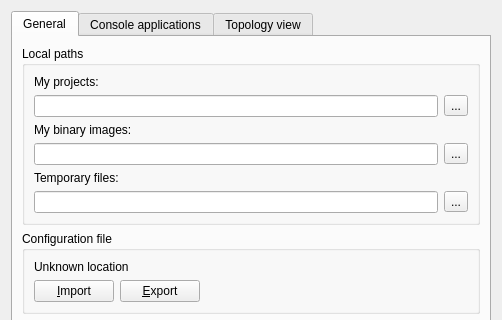
Old version of the form gns3/ui/general_preferences_page.ui in the repository GNS3/gns3-gui; both pictures show x 0 to 502 and y 0 to 320 of the 502 by 621 pixel window.
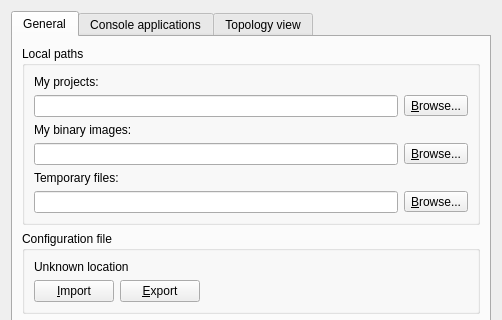
New version of the form.

Commit message: Replace "..." by "Browse..." on buttons. Fixes bugs with IOS routers slots/wics.

Diff of the .ui file:
```diff
--- a/gns3/ui/general_preferences_page.ui
+++ b/gns3/ui/general_preferences_page.ui
@@ -49,7 +49,7 @@
             <item>
              <widget class="QToolButton" name="uiProjectsPathToolButton">
               <property name="text">
-               <string>...</string>
+               <string>&amp;Browse...</string>
               </property>
               <property name="toolButtonStyle">
                <enum>Qt::ToolButtonTextOnly</enum>
@@ -77,7 +77,7 @@
             <item>
              <widget class="QToolButton" name="uiImagesPathToolButton">
               <property name="text">
-               <string>...</string>
+               <string>&amp;Browse...</string>
               </property>
               <property name="toolButtonStyle">
                <enum>Qt::ToolButtonTextOnly</enum>
@@ -105,7 +105,7 @@
             <item>
              <widget class="QToolButton" name="uiTemporaryFilesPathToolButton">
               <property name="text">
-               <string>...</string>
+               <string>&amp;Browse...</string>
               </property>
               <property name="toolButtonStyle">
                <enum>Qt::ToolButtonTextOnly</enum>
```
The commit also changes 30 other files.
